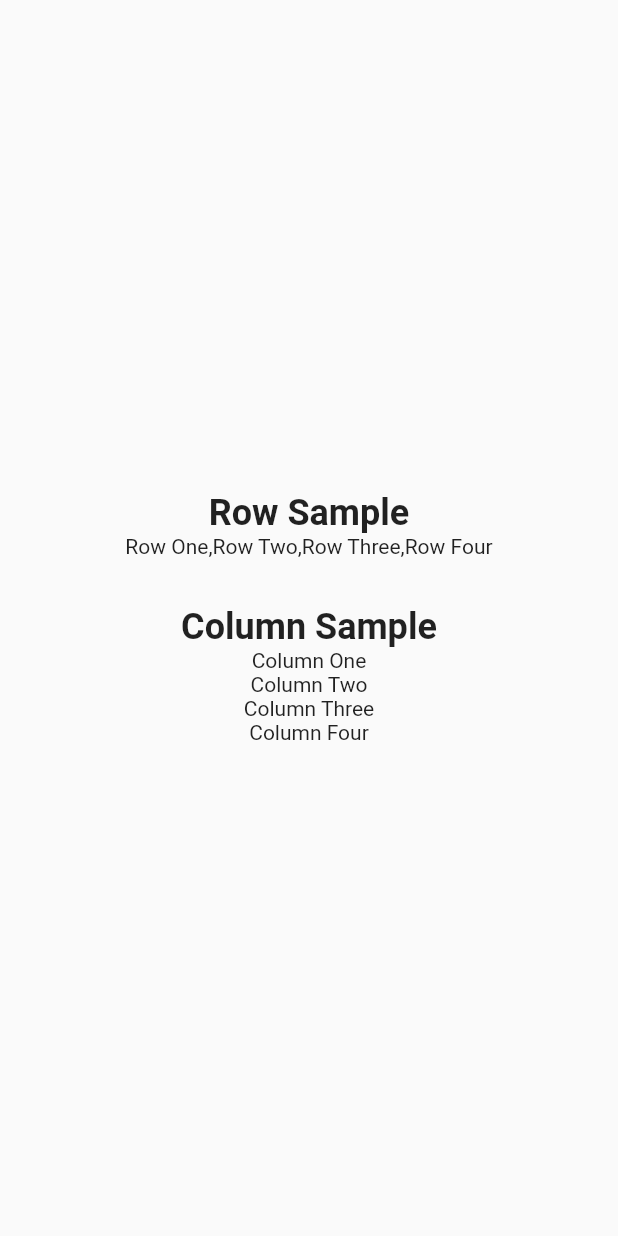
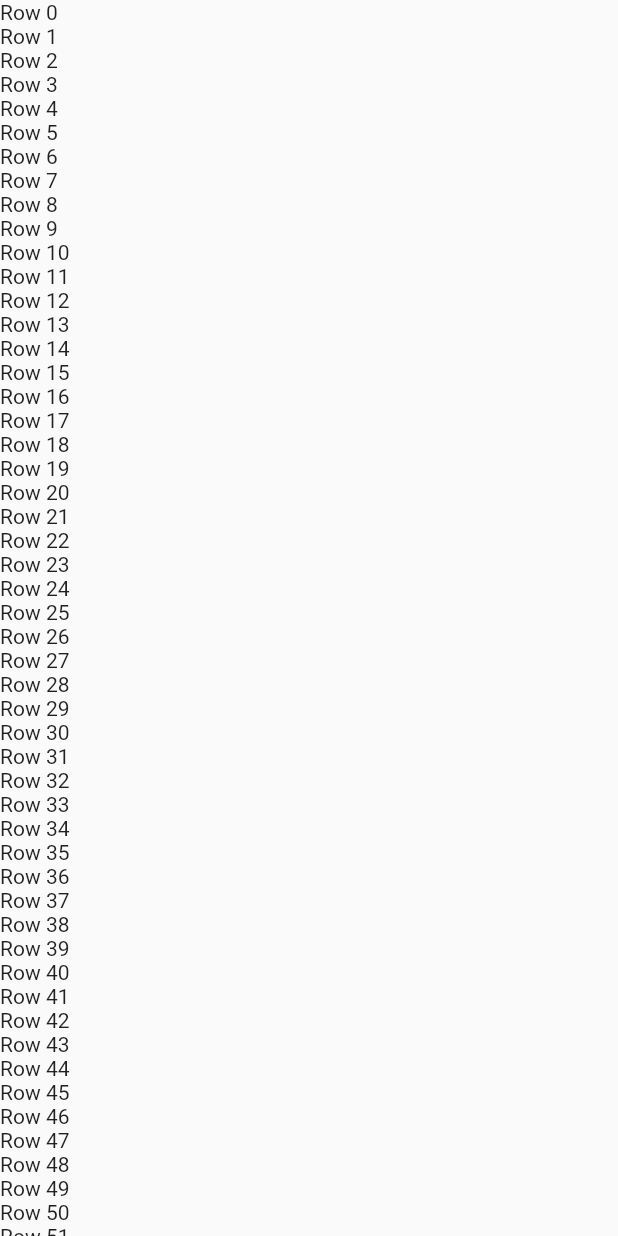
Before and after one commit to kwmt/Flutter-for-Android-devs, a Flutter app: the screen it shows after launch, on a phone screen of 412 x 824 dp. Run offline on Flutter 3.47's test engine with Material 2 defaults, Android fonts, the phone set to English and light mode, and no system bars.

Commit message:
scrollview sample

```diff
--- a/lib/main.dart
+++ b/lib/main.dart
@@ -1,56 +1,26 @@
 import 'package:flutter/material.dart';
 
 void main() {
-  runApp(new LinearLayoutSample());
+  runApp(new ScrollViewSample());
 }
 
-class LinearLayoutSample extends StatelessWidget {
+class ScrollViewSample extends StatelessWidget {
   @override
   Widget build(BuildContext context) {
     return new MaterialApp(
-        title: 'LinearLayoutSample',
+        title: 'ScrollViewSample',
         home: new Scaffold(
-          body: new Center(
-            child: new Column(
-              mainAxisSize: MainAxisSize.min,
-              children: <Widget>[
-                new Text(
-                  "Row Sample",
-                  style: new TextStyle(
-                      fontSize: 24.0, fontWeight: FontWeight.bold),
-                ),
-                new Container(
-                    padding: EdgeInsets.only(bottom: 32.0),
-                    // 以下がRowのサンプル
-                    child: new Row(
-                      mainAxisSize: MainAxisSize.min,
-                      mainAxisAlignment: MainAxisAlignment.center,
-                      children: <Widget>[
-                        new Text('Row One,'),
-                        new Text('Row Two,'),
-                        new Text('Row Three,'),
-                        new Text('Row Four'),
-                      ],
-                    )),
-                new Text(
-                  "Column Sample",
-                  style: new TextStyle(
-                      fontSize: 24.0, fontWeight: FontWeight.bold),
-                ),
-                // 以下がColumnのサンプル
-                new Column(
-                  mainAxisSize: MainAxisSize.min,
-                  mainAxisAlignment: MainAxisAlignment.center,
-                  children: <Widget>[
-                    new Text('Column One'),
-                    new Text('Column Two'),
-                    new Text('Column Three'),
-                    new Text('Column Four'),
-                  ],
-                )
-              ],
-            ),
+          body: new ListView(
+            children: createSampleList(),
           ),
         ));
   }
+
+  createSampleList() {
+    List<Widget> list = new List();
+    for (var i = 0; i < 100; i++) {
+      list.add(new Text('Row $i'));
+    }
+    return list;
+  }
 }
```
